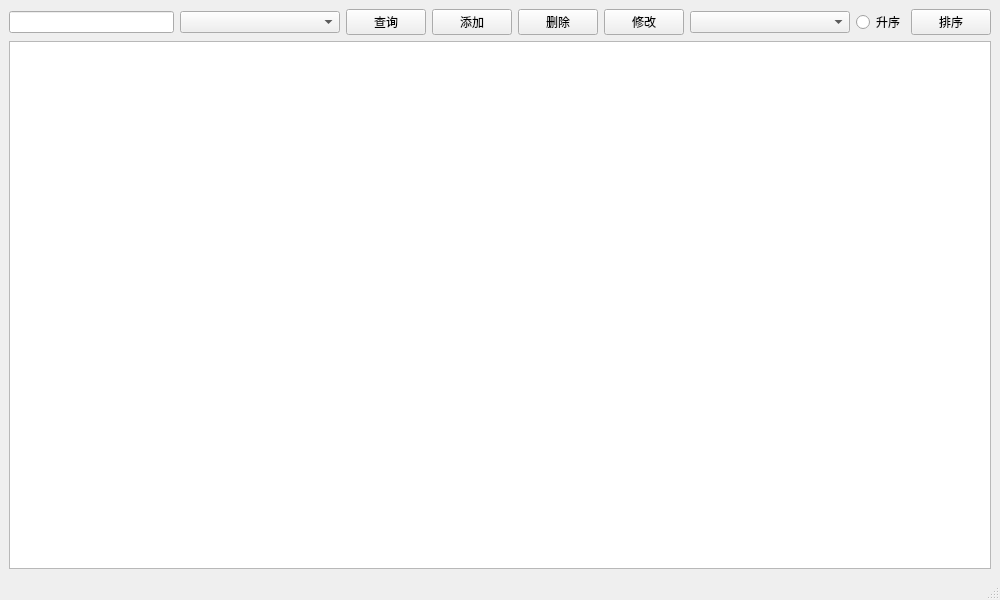
The window that mainwindow.ui (TheWeakest34/StudentManageSystem) describes before a commit, drawn with Qt 5.
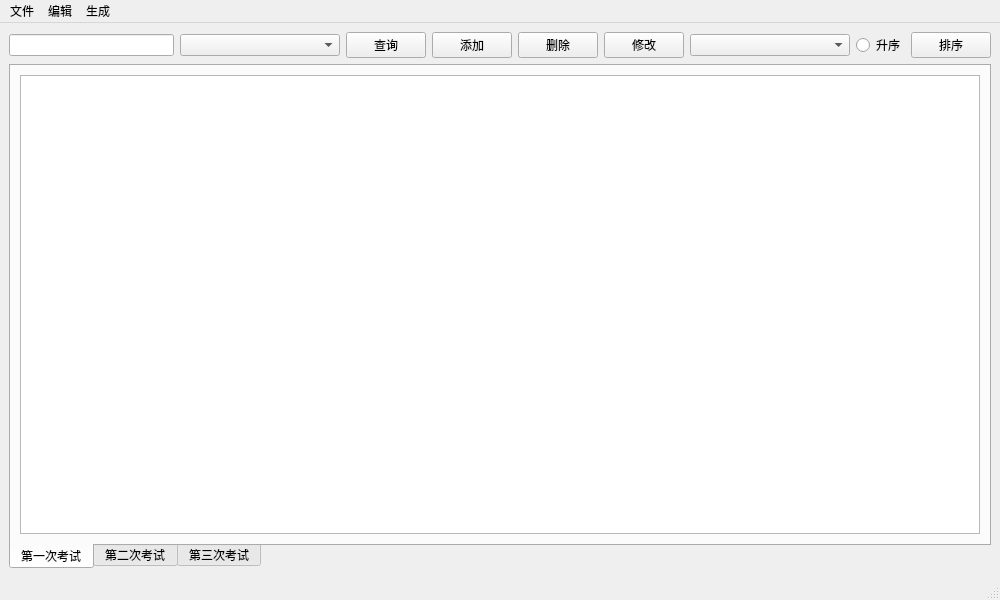
The same window after the commit.

Commit message: 将原本的TableView替换成了TabWidget可以容纳多个表，并修改了代码逻辑，使其能够显示多次考试的成绩

The edit to the form file:
```diff
--- a/mainwindow.ui
+++ b/mainwindow.ui
@@ -182,7 +182,44 @@
      </layout>
     </item>
     <item row="1" column="0">
-     <widget class="QTableView" name="tableView"/>
+     <widget class="QTabWidget" name="tabWidget">
+      <property name="tabPosition">
+       <enum>QTabWidget::TabPosition::South</enum>
+      </property>
+      <property name="currentIndex">
+       <number>0</number>
+      </property>
+      <widget class="QWidget" name="tab1">
+       <attribute name="title">
+        <string>第一次考试</string>
+       </attribute>
+       <layout class="QGridLayout" name="gridLayout_2">
+        <item row="0" column="0">
+         <widget class="QTableView" name="tableView"/>
+        </item>
+       </layout>
+      </widget>
+      <widget class="QWidget" name="tab2">
+       <attribute name="title">
+        <string>第二次考试</string>
+       </attribute>
+       <layout class="QGridLayout" name="gridLayout_3">
+        <item row="0" column="0">
+         <widget class="QTableView" name="tableView2"/>
+        </item>
+       </layout>
+      </widget>
+      <widget class="QWidget" name="tab3">
+       <attribute name="title">
+        <string>第三次考试</string>
+       </attribute>
+       <layout class="QGridLayout" name="gridLayout_4">
+        <item row="0" column="0">
+         <widget class="QTableView" name="tableView3"/>
+        </item>
+       </layout>
+      </widget>
+     </widget>
     </item>
    </layout>
   </widget>
@@ -195,6 +232,24 @@
      <height>24</height>
     </rect>
    </property>
+   <widget class="QMenu" name="menu">
+    <property name="title">
+     <string>文件</string>
+    </property>
+   </widget>
+   <widget class="QMenu" name="menu_2">
+    <property name="title">
+     <string>编辑</string>
+    </property>
+   </widget>
+   <widget class="QMenu" name="menu_3">
+    <property name="title">
+     <string>生成</string>
+    </property>
+   </widget>
+   <addaction name="menu"/>
+   <addaction name="menu_2"/>
+   <addaction name="menu_3"/>
   </widget>
   <widget class="QStatusBar" name="statusbar"/>
  </widget>
```
The commit also changes 7 other files.
